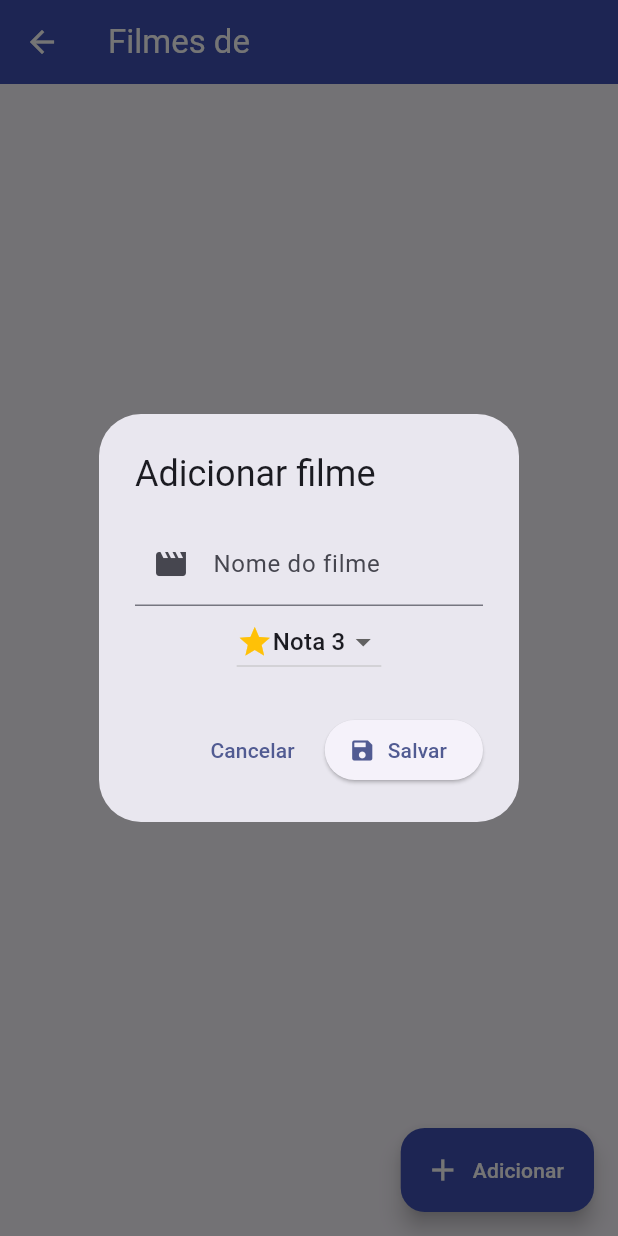
After one commit to diegororiz7/projeto_flutter_2026, a Flutter app: the TelaFilmes screen opened by its route, after a tap on "Adicionar", on a phone screen of 412 x 824 dp. The commit adds this screen. Run offline on Flutter 3.47's test engine with Material 3 defaults, Android fonts, the phone set to English and light mode, and no system bars; missing offline and left inert: dart:html.

Commit message:
Aula 14-09-2026

```diff
--- /dev/null
+++ b/lib/filmes_app.dart
@@ -0,0 +1,195 @@
+// ignore_for_file: dead_code, unused_local_variable
+
+import 'package:flutter/material.dart';
+
+void main() {
+  runApp(FilmesApp());
+}
+
+class FilmesApp extends StatelessWidget {
+  const FilmesApp({super.key});
+
+  @override
+  Widget build(BuildContext context) {
+    return MaterialApp(
+      debugShowCheckedModeBanner: false,
+      theme: ThemeData(
+        colorScheme: ColorScheme.fromSeed(seedColor: Colors.indigo),
+        useMaterial3: true,
+      ),
+      initialRoute: '/',
+      routes: {
+        '/': (context) => const TelaCategorias(),
+        '/filmes': (context) => const TelaFilmes(),
+        //'/detalhe': (context) => const TelaDetalheFilme(),
+      },
+    );
+  }
+}
+
+class TelaCategorias extends StatelessWidget {
+  const TelaCategorias({super.key});
+
+  final List<String> categorias = const ['Ação', 'Comédia', 'Drama'];
+
+  @override
+  Widget build(BuildContext context) {
+    return Scaffold(
+      appBar: AppBar(
+        title: Text('Categorias'),
+        backgroundColor: Colors.indigo,
+        foregroundColor: Colors.white,
+      ),
+      body: ListView.builder(
+        itemCount: categorias.length,
+        itemBuilder: (context, index) {
+          return ListTile(
+            leading: Icon(
+              index == 0
+                  ? Icons.local_fire_department
+                  : index == 1
+                  ? Icons.theater_comedy
+                  : Icons.sentiment_very_satisfied,
+              color: Colors.indigo,
+            ),
+            title: Text(categorias[index]),
+            trailing: Icon(Icons.arrow_forward_ios, color: Colors.indigo),
+            onTap: () {
+              Navigator.pushNamed(
+                context,
+                '/filmes',
+                arguments: categorias[index],
+              );
+            },
+          );
+        },
+      ),
+    );
+  }
+}
+
+class TelaFilmes extends StatefulWidget {
+  const TelaFilmes({super.key});
+
+  @override
+  State<TelaFilmes> createState() => _TelaFilmesState();
+}
+
+class _TelaFilmesState extends State<TelaFilmes> {
+  final tituloController = TextEditingController();
+  final generoController = TextEditingController();
+  int nota = 3;
+
+  final List<Map<String, dynamic>> filmes = [
+    {'titulo': 'Mad Max', 'genero': 'Ação', 'nota': 5},
+    {'titulo': 'John Wick', 'genero': 'Ação', 'nota': 5},
+    {'titulo': 'Se beber não case', 'genero': 'Comédia', 'nota': 4},
+    {'titulo': 'As branquelas', 'genero': 'Comédia', 'nota': 4},
+    {'titulo': 'Clube da luta', 'genero': 'Drama', 'nota': 5},
+    {'titulo': 'A procura da feclicidade', 'genero': 'Drama', 'nota': 5},
+  ];
+
+  void adicionarFilme() {
+    if (tituloController.text.isEmpty || generoController.text.isEmpty) return;
+
+    setState(() {
+      filmes.add({
+        'titulo': tituloController.text,
+        'genero': generoController.text,
+        'nota': nota,
+      });
+    });
+
+    tituloController.clear();
+    generoController.clear();
+    nota = 3;
+  }
+
+  void removerFilme(int index) {
+    setState(() {
+      filmes.removeAt(index);
+    });
+  }
+
+  @override
+  Widget build(BuildContext context) {
+    final genero = ModalRoute.of(context)?.settings.arguments as String? ?? '';
+
+    final filmesCategoria = filmes
+        .where((filme) => filme['genero'] == genero)
+        .toList();
+
+    return Scaffold(
+      appBar: AppBar(
+        title: Text('Filmes de $genero'),
+        backgroundColor: Colors.indigo,
+        foregroundColor: Colors.white,
+      ),
+      floatingActionButton: FloatingActionButton.extended(
+        backgroundColor: Colors.indigo,
+        foregroundColor: Colors.white,
+        onPressed: () {
+          generoController.text = genero;
+
+          showDialog(
+            context: context,
+            builder: (context) {
+              return AlertDialog(
+                title: const Text('Adicionar filme'),
+                content: Column(
+                  mainAxisSize: MainAxisSize.min,
+                  children: [
+                    TextField(
+                      controller: tituloController,
+                      decoration: const InputDecoration(
+                        labelText: 'Nome do filme',
+                        prefixIcon: Icon(Icons.movie),
+                      ),
+                    ),
+                    DropdownButton<int>(
+                      value: nota,
+                      items: [1, 2, 3, 4, 5]
+                          .map(
+                            (valor) => DropdownMenuItem(
+                              value: valor,
+                              child: Row(
+                                children: [
+                                  const Icon(Icons.star, color: Colors.amber),
+                                  Text('Nota $valor'),
+                                ],
+                              ),
+                            ),
+                          )
+                          .toList(),
+                      onChanged: (valor) {
+                        setState(() {
+                          nota = valor!;
+                        });
+                      },
+                    ),
+                  ],
+                ),
+                actions: [
+                  TextButton(
+                    onPressed: () => Navigator.pop(context),
+                    child: Text('Cancelar'),
+                  ),
+                  ElevatedButton.icon(
+                    onPressed: () {
+                      adicionarFilme();
+                      Navigator.pop(context);
+                    },
+                    icon: const Icon(Icons.save),
+                    label: Text('Salvar'),
+                  ),
+                ],
+              );
+            },
+          );
+        },
+        icon: const Icon(Icons.add),
+        label: const Text('Adicionar'),
+      ),
+    );
+  }
+}
--- a/lib/main.dart
+++ b/lib/main.dart
@@ -1,8 +1,8 @@
 // ignore_for_file: camel_case_types
 
 import 'package:flutter/material.dart';
-import 'package:projeto_flutter_2026/app_investimentos.dart';
+import 'package:projeto_flutter_2026/filmes_app.dart';
 
 void main() {
-  runApp(InvestimentosStateless());
+  runApp(FilmesApp());
 }
```
